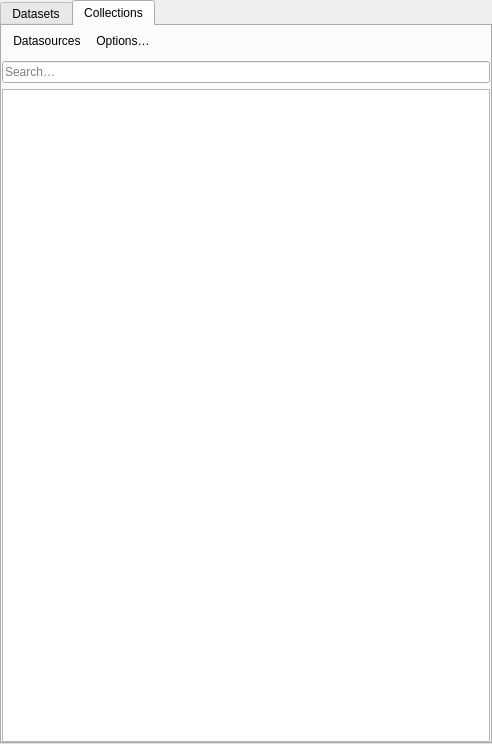
danmarksmiljoeportal/datacatalog-qgis-plugin, file dmpcatalogue/ui/catalogue_widget.ui: the form before one commit.
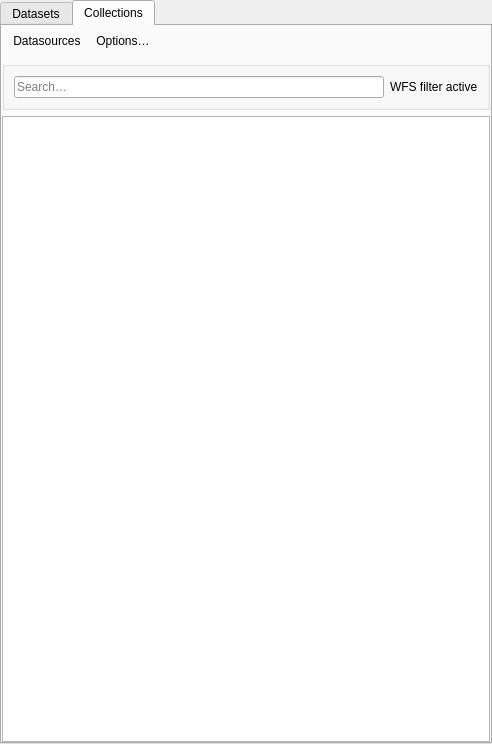
The form after the commit. The open tabs and pages were chosen to show the change. Custom widgets are drawn as their Qt base class.

Commit message: Unify datasets and collections layout, adding WFS filter indicator to collections

What changed in the file:
```diff
--- a/dmpcatalogue/ui/catalogue_widget.ui
+++ b/dmpcatalogue/ui/catalogue_widget.ui
@@ -139,10 +139,23 @@
          </widget>
         </item>
         <item>
+         <widget class="QGroupBox" name="collectionGroupBox">
+          <layout class="QHBoxLayout" name="horizontalLayout_3">
+           <item>
          <widget class="QgsFilterLineEdit" name="search_collection">
           <property name="placeholderText">
            <string>Search…</string>
           </property>
+            </widget>
+           </item>
+           <item>
+            <widget class="QLabel" name="wfsFilterIndicatorCollections">
+             <property name="text">
+              <string>WFS filter active</string>
+             </property>
+            </widget>
+           </item>
+          </layout>
          </widget>
         </item>
         <item>
```
Lines whose indentation alone changed are shown as unchanged. The commit also changes 1 other file.
